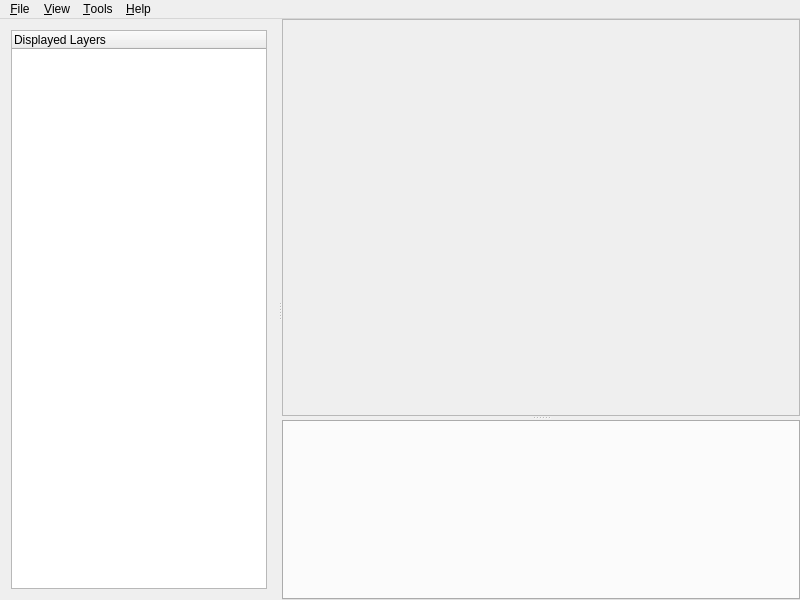
updraft/updraft, file Updraft/src/core/ui/mainwindow.ui: the form before one commit.
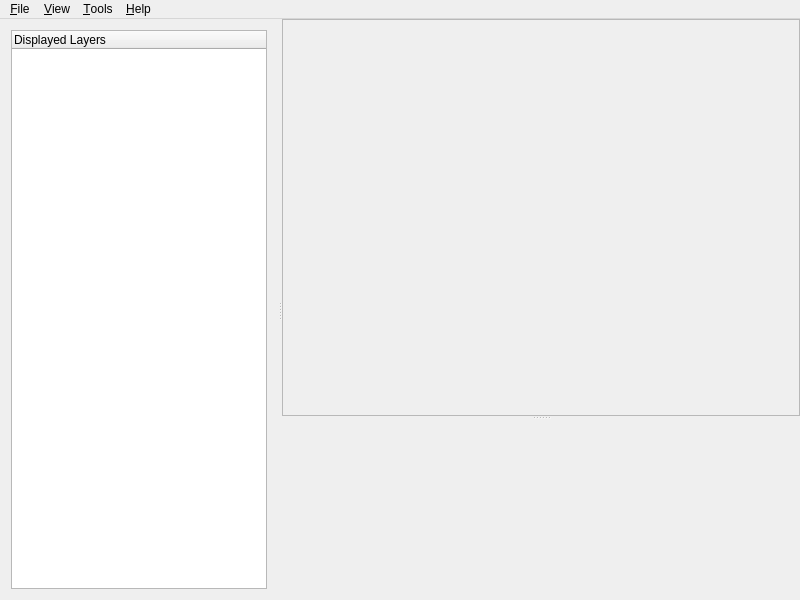
The form after the commit.

```diff
--- a/Updraft/src/core/ui/mainwindow.ui
+++ b/Updraft/src/core/ui/mainwindow.ui
@@ -99,6 +99,9 @@
           <height>180</height>
          </size>
         </property>
+        <property name="documentMode">
+         <bool>true</bool>
+        </property>
         <property name="tabsClosable">
          <bool>true</bool>
         </property>
```
Left out of the diff: 2 changed lines with no effect on the pictures.
